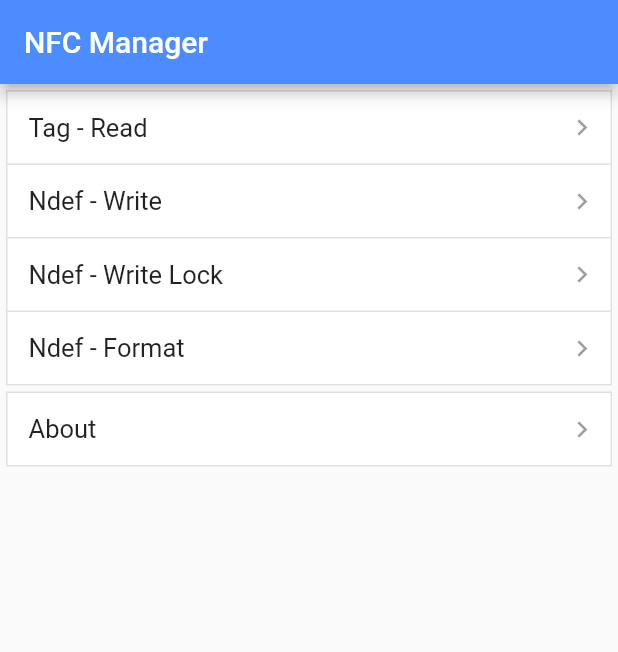
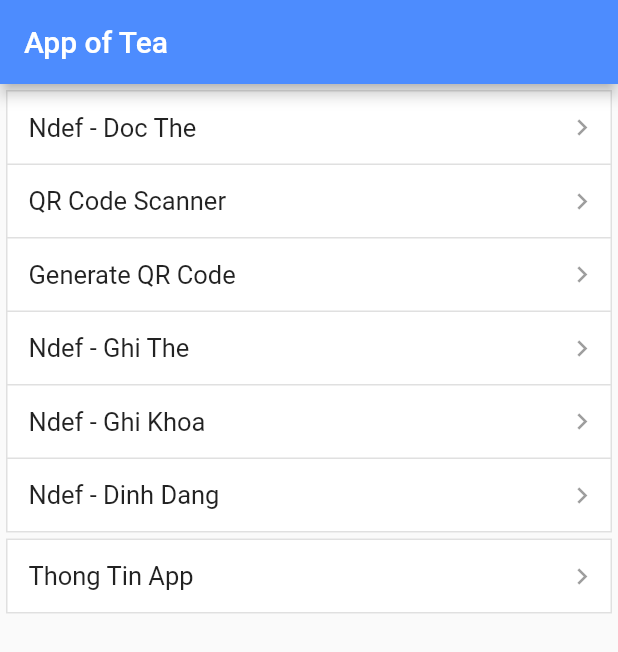
Before and after one commit to SontranBK/nfc_mobile_app, a Flutter app: the screen it shows after launch, on a phone screen of 412 x 824 dp. Shown: the top 652 px of the screen. Run offline on Flutter 3.47's test engine with Material 2 defaults, Android fonts, the phone set to English and light mode, and no system bars; our stand-ins replace package_info, qr_flutter, sqflite, url_launcher_web; missing offline and left inert: flutter_barcode_scanner, nfc_manager; accounts and stored records are empty.

Commit message:
Update app.dart

```diff
--- a/lib/view/app.dart
+++ b/lib/view/app.dart
@@ -9,6 +9,9 @@ import 'package:app/view/ndef_write_lock.dart';
 import 'package:app/view/tag_read.dart';
 import 'package:flutter/material.dart';
 import 'package:provider/provider.dart';
+import 'package:app/view/ScanQR.dart';
+import 'package:app/view/GenerateQR.dart';
+
 
 class App extends StatelessWidget {
   static Future<Widget> withDependency() async {
@@ -38,28 +41,42 @@ class _Home extends StatelessWidget {
   Widget build(BuildContext context) {
     return Scaffold(
       appBar: AppBar(
-        title: Text('NFC Manager'),
+        title: Text('App of Tea'),//Tên ứng dung
       ),
       body: ListView(
         padding: EdgeInsets.all(2),
         children: [
           FormSection(children: [
             FormRow(
-              title: Text('Tag - Read'),
+              title: Text('Ndef - Doc The'),
               trailing: Icon(Icons.chevron_right),
               onTap: () => Navigator.push(context, MaterialPageRoute(
                 builder: (context) => TagReadPage.withDependency(),
               )),
             ),
             FormRow(
-              title: Text('Ndef - Write'),
+              title: Text('QR Code Scanner'),
+              trailing: Icon(Icons.chevron_right),
+              onTap: () => Navigator.push(context, MaterialPageRoute(
+                builder: (context) => ScanQRCode(),
+              )),
+            ),
+            FormRow(
+              title: Text('Generate QR Code'),
+              trailing: Icon(Icons.chevron_right),
+              onTap: () => Navigator.push(context, MaterialPageRoute(
+                builder: (context) => GenerateQRCode(),
+              )),
+            ),
+            FormRow(
+              title: Text('Ndef - Ghi The'),//Ghi dữ liệu vào thẻ
               trailing: Icon(Icons.chevron_right),
               onTap: () => Navigator.push(context, MaterialPageRoute(
                 builder: (context) => NdefWritePage.withDependency(),
               )),
             ),
             FormRow(
-              title: Text('Ndef - Write Lock'),
+              title: Text('Ndef - Ghi Khoa'),
               trailing: Icon(Icons.chevron_right),
               onTap: () => Navigator.push(context, MaterialPageRoute(
                 builder: (context) => NdefWriteLockPage.withDependency(),
@@ -67,7 +84,7 @@ class _Home extends StatelessWidget {
             ),
             if (Platform.isAndroid)
               FormRow(
-                title: Text('Ndef - Format'),
+                title: Text('Ndef - Dinh Dang'),
                 trailing: Icon(Icons.chevron_right),
                 onTap: () => Navigator.push(context, MaterialPageRoute(
                   builder: (context) => NdefFormatPage.withDependency(),
@@ -76,7 +93,7 @@ class _Home extends StatelessWidget {
           ]),
           FormSection(children: [
             FormRow(
-              title: Text('About'),
+              title: Text('Thong Tin App'), //Thong tin them ve ung dung: ten ung dung, phien ban, chinh sach bao mat
               trailing: Icon(Icons.chevron_right),
               onTap: () => Navigator.push(context, MaterialPageRoute(
                 builder: (context) => AboutPage(),
```
